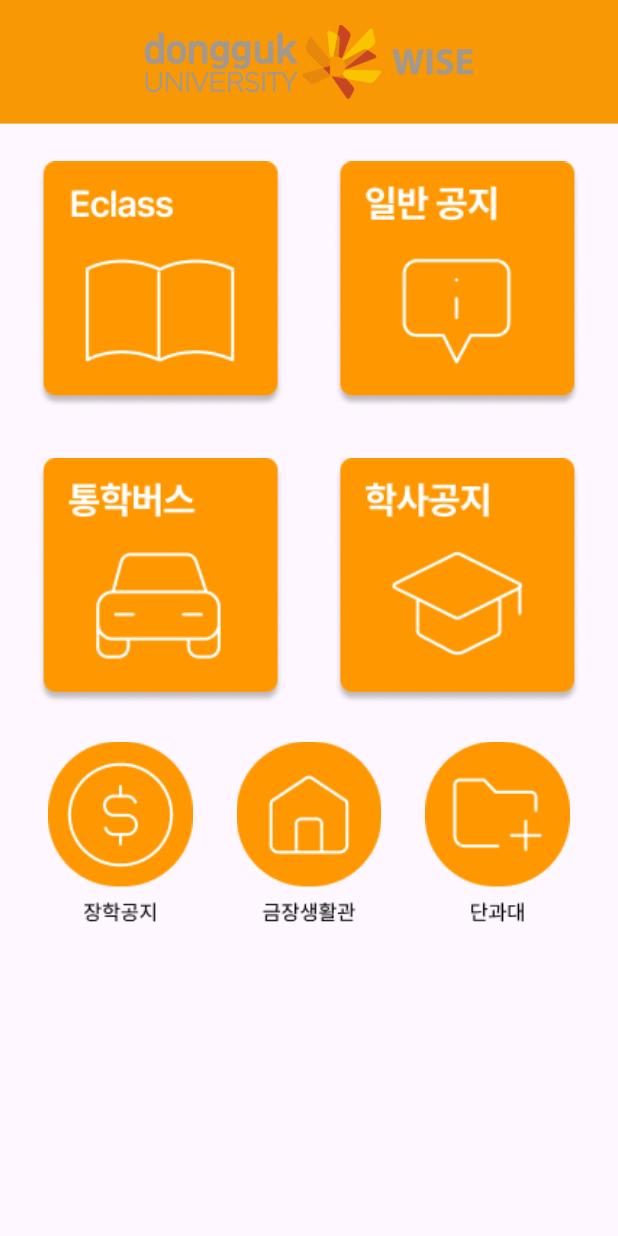
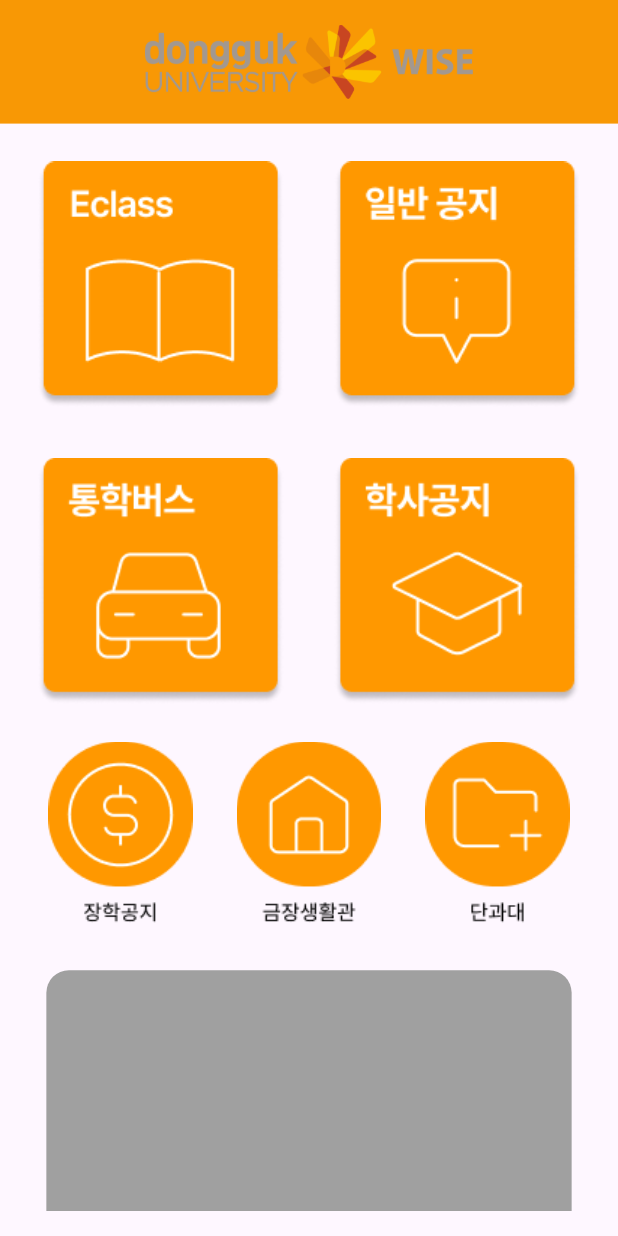
Before and after one commit to kdmin1325/DGU_portal_flutter, a Flutter app: the screen it shows after launch, on a phone screen of 412 x 824 dp. Run offline on Flutter 3.47's test engine with Material 3 defaults, Android fonts, the phone set to English and light mode, and no system bars; our stand-ins replace webview_flutter.

Commit message:
[update] 알림창 구현

```diff
--- a/application/lib/main.dart
+++ b/application/lib/main.dart
@@ -68,12 +68,26 @@ class MainScreen extends StatelessWidget {
                           ],
                         ),
                         SizedBox(height: spacing),
-                        Row(
-                          mainAxisAlignment: MainAxisAlignment.spaceEvenly,
+                        Column(
                           children: [
-                            _buildCircleItem(context, 'assets/mnoti.png', circleIconSize, 'https://web.dongguk.ac.kr/article/servicenotice/list', true),
-                            _buildCircleItem(context, 'assets/donoti.png', circleIconSize, 'https://dorm.dongguk.ac.kr/'),
-                            _buildCircleItem(context, 'assets/uni.png', circleIconSize, null), // 단과대 아이콘은 클릭 기능 없음
+                            Row(
+                              mainAxisAlignment: MainAxisAlignment.spaceEvenly,
+                              children: [
+                                _buildCircleItem(context, 'assets/mnoti.png', circleIconSize, 'https://web.dongguk.ac.kr/article/servicenotice/list', true),
+                                _buildCircleItem(context, 'assets/donoti.png', circleIconSize, 'https://dorm.dongguk.ac.kr/'),
+                                _buildCircleItem(context, 'assets/uni.png', circleIconSize, null), // 단과대 아이콘은 클릭 기능 없음
+                              ],
+                            ),
+                            SizedBox(height: spacing),
+                            // 회색 사각형 추가 부분
+                            Container(
+                              width: constraints.maxWidth * 0.85,
+                              height: constraints.maxWidth * 0.6,
+                              decoration: BoxDecoration(
+                                color: Color(0xFFA0A0A0), // 색상을 원하는 컬러 코드로 변경
+                                borderRadius: BorderRadius.circular(15), // 모서리 둥글게 설정
+                              ),
+                            ),
                           ],
                         ),
                       ],
@@ -100,7 +114,12 @@ class MainScreen extends StatelessWidget {
   Widget _buildCircleItem(BuildContext context, String assetPath, double iconSize, String? url, [bool showHeader = false]) {
     return GestureDetector(
       onTap: () => _openWebView(context, url, showHeader),
-      child: Image.asset(assetPath, width: iconSize, height: iconSize),
+      child: Column(
+        children: [
+          Image.asset(assetPath, width: iconSize, height: iconSize),
+          SizedBox(height: iconSize * 0.1), // 원형 아이콘과 사각형 간의 간격
+        ],
+      ),
     );
   }
 
@@ -176,7 +195,7 @@ class _WebViewScreenState extends State<WebViewScreen> {
                     backgroundColor: Color(0xFFF89805),
                     toolbarHeight: MediaQuery.of(context).size.height * 0.1,
                     title: Center(
-                      child: Image.asset('assets/dgumain.png', height: MediaQuery.of(context).size.height * 0.06),
+                      child: Image.asset('assets/dgumain.png', height: MediaQuery.of(context).size.height * 0.1),
                     ),
                     automaticallyImplyLeading: false,
                   ),
```
